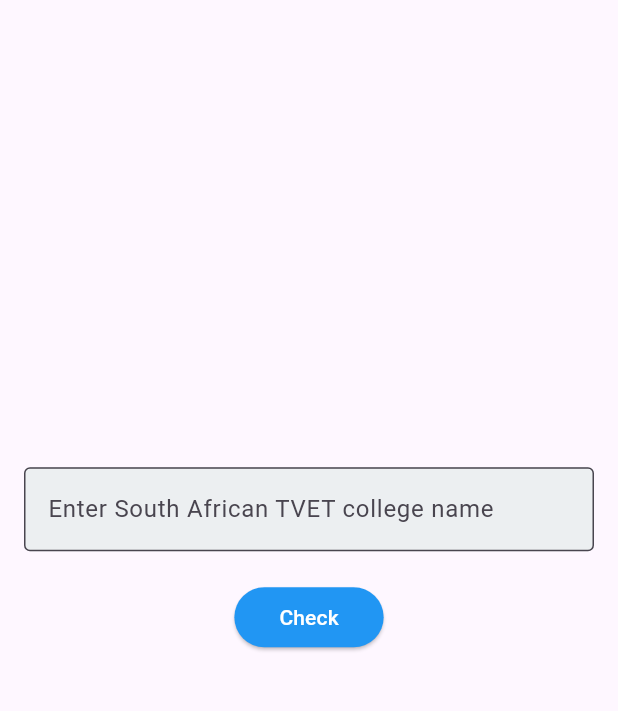
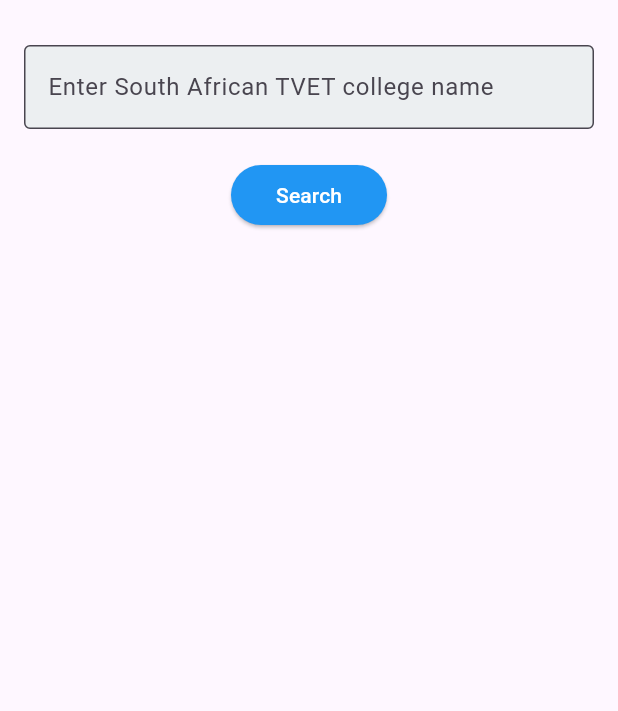
Before and after one commit to ThembaniBliss/tvets_collegechecker, a Flutter app: the screen it shows after launch, on a phone screen of 412 x 824 dp, the part 63-774 px from its top. Run offline on Flutter 3.47's test engine with Material 3 defaults, Android fonts, the light colour scheme and no system bars; our stand-ins replace flutter_dotenv, supabase; accounts and stored records are empty.

Commit message:
new implentation

```diff
--- a/tvets_collegechecker/lib/main.dart
+++ b/tvets_collegechecker/lib/main.dart
@@ -1,4 +1,4 @@
-// ignore_for_file: use_key_in_widget_constructors, duplicate_ignore, sort_child_properties_last
+// ignore_for_file: sort_child_properties_last
 
 import 'package:flutter/material.dart';
 import 'package:flutter_dotenv/flutter_dotenv.dart';
@@ -7,69 +7,69 @@ import 'package:supabase/supabase.dart';
 void main() async {
   WidgetsFlutterBinding.ensureInitialized();
   await dotenv.load(fileName: "assets/.env");
-
   final supabaseUrl = dotenv.env['SUPABASE_URL'];
   final supabaseAnonKey = dotenv.env['SUPABASE_ANON_KEY'];
-
   if (supabaseUrl == null || supabaseAnonKey == null) {
     throw Exception("Supabase environment variables not found.");
   }
-
   SupabaseClient supabaseClient = SupabaseClient(supabaseUrl, supabaseAnonKey);
   runApp(MyApp(supabaseClient: supabaseClient));
 }
 
 class MyApp extends StatelessWidget {
   final SupabaseClient supabaseClient;
-
-  const MyApp({required this.supabaseClient});
-
+  const MyApp({super.key, required this.supabaseClient});
   @override
   Widget build(BuildContext context) {
     return MaterialApp(
       title: 'TVET College Checker',
       theme: ThemeData(primarySwatch: Colors.blue),
       home: CollegeCheckerScreen(supabaseClient: supabaseClient),
-      debugShowCheckedModeBanner: false, // Removes the debug banner
+      debugShowCheckedModeBanner: false,
     );
   }
 }
 
 class CollegeCheckerScreen extends StatefulWidget {
   final SupabaseClient supabaseClient;
-
-  // ignore: use_key_in_widget_constructors
-  const CollegeCheckerScreen({required this.supabaseClient});
-
+  const CollegeCheckerScreen({super.key, required this.supabaseClient});
   @override
   _CollegeCheckerScreenState createState() => _CollegeCheckerScreenState();
 }
 
 class _CollegeCheckerScreenState extends State<CollegeCheckerScreen> {
   final TextEditingController _controller = TextEditingController();
-  String _result = '';
+  List<Map<String, dynamic>> _results = [];
+  String _result = ''; // Correctly defining _result here for UI feedback
 
-  Future<void> checkCollege(String name) async {
+  Future<void> searchColleges(String name) async {
     try {
-      final response = await widget.supabaseClient
+      var response = await widget.supabaseClient
           .from('colleges')
-          .select()
-          .eq('name', name)
-          .maybeSingle();
+          .select(
+              '*') // Select all columns or specify like 'name, location, website, contact'
+          .ilike('name', '%$name%') // Case-insensitive partial match
+          .execute(); // This should correctly fetch the data
 
-      if (response == null || response['name'] == null) {
+      if (response.error == null &&
+          response.data != null &&
+          response.data.isNotEmpty) {
         setState(() {
-          _result = 'College not found.';
+          _results = List<Map<String, dynamic>>.from(response.data);
+          _result = ''; // Clear any previous error message
         });
       } else {
-        final college = response as Map<String, dynamic>;
         setState(() {
-          _result = 'College found: ${college['name']}';
+          _results = [];
+          _result =
+              'No colleges found matching your criteria.'; // Informative message when no data is found
         });
       }
     } catch (error) {
       setState(() {
-        _result = 'Unexpected error: $error';
+        _results = [];
+        _result =
+            'Unexpected error: $error'; // Error message when there is an exception
       });
     }
   }
@@ -89,29 +89,40 @@ class _CollegeCheckerScreenState extends State<CollegeCheckerScreen> {
               controller: _controller,
               decoration: InputDecoration(
                 labelText: 'Enter South African TVET college name',
-                border:
-                    const OutlineInputBorder(), // Adds border to the TextField
+                border: const OutlineInputBorder(),
                 fillColor: Colors.blueGrey[50],
                 filled: true,
               ),
             ),
             const SizedBox(height: 20),
             ElevatedButton(
-              onPressed: () => checkCollege(_controller.text),
-              child: const Text('Check'),
+              onPressed: () => searchColleges(_controller.text),
+              child: const Text('Search'),
               style: ElevatedButton.styleFrom(
                 foregroundColor: Colors.white,
-                backgroundColor: Colors.blue, // Text color
+                backgroundColor: Colors.blue,
                 padding:
                     const EdgeInsets.symmetric(horizontal: 30, vertical: 10),
               ),
             ),
             const SizedBox(height: 20),
+            Expanded(
+              child: ListView.builder(
+                itemCount: _results.length,
+                itemBuilder: (context, index) {
+                  final college = _results[index];
+                  return ListTile(
+                    title: Text(college['name']),
+                    subtitle: Text(
+                        'Location: ${college['location']}\nWebsite: ${college['website']}\nContact: ${college['contact']}'),
+                  );
+                },
+              ),
+            ),
             Text(
-              _result,
-              style:
-                  const TextStyle(fontSize: 20.0, fontWeight: FontWeight.bold),
-            )
+              _result, // Display the result message here
+              style: const TextStyle(color: Colors.red, fontSize: 16),
+            ),
           ],
         ),
       ),
```
